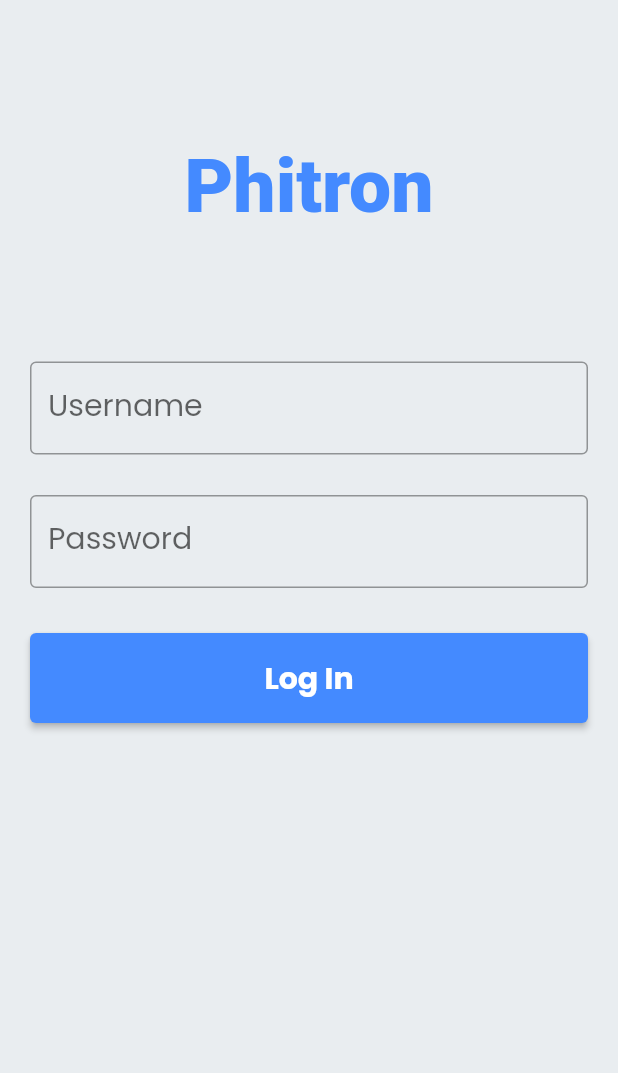
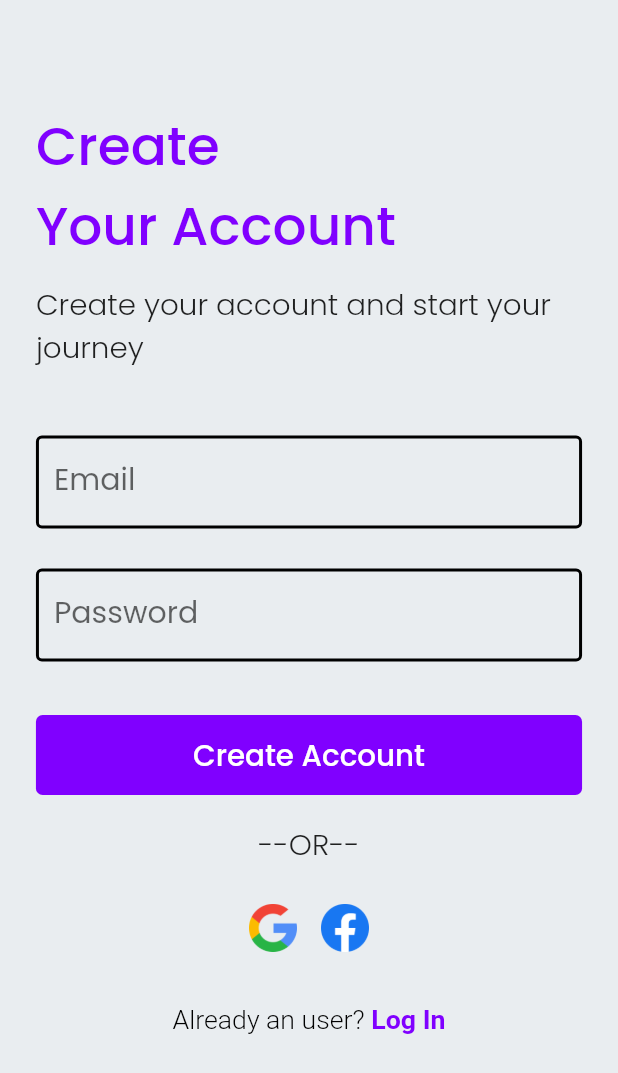
Before and after one commit to hamidhosen42/F-TOUR-APPLICATION, a Flutter app: the SignUp screen opened by its route, on a phone screen of 412 x 824 dp. Shown: the top 1073 px of the screen. Run offline on Flutter 3.47's test engine with Material 2 defaults, Android fonts, the light colour scheme and no system bars; our stand-ins replace dots_indicator, flutter_screenutil, get, google_fonts, lottie; Roboto replaces fonts that are missing (Cursive).

Commit message:
sign-up page

```diff
--- a/lib/const/app_colors.dart
+++ b/lib/const/app_colors.dart
@@ -2,4 +2,5 @@ import 'package:flutter/animation.dart';
 
 class AppColors{
   static const scaffoldColor = Color(0xFFE9EDF0);
+  static const violetColor = Color(0xFF8000FF);
 }
--- a/lib/screen/auth/sign_up.dart
+++ b/lib/screen/auth/sign_up.dart
@@ -1,63 +1,101 @@
-// ignore_for_file: use_key_in_widget_constructors, prefer_const_constructors, sort_child_properties_last
+// ignore_for_file: use_key_in_widget_constructors, prefer_const_constructors, sort_child_properties_last, prefer_const_literals_to_create_immutables, unused_field, prefer_final_fields, must_be_immutable
 
 import 'package:flutter/material.dart';
+import 'package:flutter_screenutil/flutter_screenutil.dart';
+import 'package:tour_application/const/app_colors.dart';
+import 'package:tour_application/styles/style.dart';
+
+import '../../widgets/violetButton.dart';
 
 class SignUp extends StatelessWidget {
+  TextEditingController _emailController = TextEditingController();
+  TextEditingController _passwordController = TextEditingController();
 
   @override
   Widget build(BuildContext context) {
     return Scaffold(
-      body: Center(
-        child: Padding(
-          padding: EdgeInsets.all(15),
-          child: ListView(
+      body: Padding(
+        padding: EdgeInsets.only(left: 25.w, right: 25.w, top: 80.h),
+        child: SingleChildScrollView(
+          child: Column(
+            crossAxisAlignment: CrossAxisAlignment.start,
             children: [
-              Container(
-                alignment: Alignment.center,
-                padding: EdgeInsets.symmetric(vertical: 80),
+              Text(
+                "Create\nYour Account",
+                style: AppStyle().signUpTextStyle,
+              ),
+              SizedBox(
+                height: 12.h,
+              ),
+              Text(
+                "Create your account and start your \njourney",
+                style: TextStyle(fontSize: 22.sp, fontWeight: FontWeight.w300),
+              ),
+              SizedBox(
+                height: 50.h,
+              ),
+              TextFormField(
+                controller: _emailController,
+                keyboardType: TextInputType.emailAddress,
+                decoration: AppStyle().textFieldDecoration("Email"),
+              ),
+              SizedBox(
+                height: 30.h,
+              ),
+              TextFormField(
+                  controller: _passwordController,
+                  obscureText: true,
+                  keyboardType: TextInputType.text,
+                  decoration: AppStyle().textFieldDecoration("Password")),
+              SizedBox(
+                height: 40.h,
+              ),
+              VioletButton("Create Account"),
+              SizedBox(
+                height: 20.h,
+              ),
+              Center(
                 child: Text(
-                  "Phitron",
-                  style: TextStyle(
-                      fontSize: 50,
-                      fontWeight: FontWeight.w900,
-                      fontFamily: "Cursive",
-                      color: Colors.blueAccent),
+                  "--OR--",
+                  style:
+                      TextStyle(fontSize: 22.sp, fontWeight: FontWeight.w300),
                 ),
               ),
-              Container(
-                padding: EdgeInsets.symmetric(vertical: 7, horizontal: 5),
-                child: TextField(
-                  decoration: InputDecoration(
-                    border: OutlineInputBorder(),
-                    labelText: "Username",
-                    labelStyle: TextStyle(fontSize: 20),
-                  ),
-                ),
+              SizedBox(
+                height: 20.h,
               ),
-              Container(
-                padding: EdgeInsets.symmetric(vertical: 20, horizontal: 5),
-                child: TextField(
-                  obscureText: true,
-                  decoration: InputDecoration(
-                    border: OutlineInputBorder(),
-                    labelText: "Password",
-                    labelStyle: TextStyle(fontSize: 20),
-                  ),
-                ),
+              Row(
+                mainAxisAlignment: MainAxisAlignment.center,
+                children: [
+                  IconButton(
+                      onPressed: () {},
+                      icon: Image.asset(
+                        "assets/icons/google.png",
+                      )),
+                  IconButton(
+                      onPressed: () {},
+                      icon: Image.asset("assets/icons/facebook.png")),
+                ],
               ),
-              Container(
-                padding: EdgeInsets.symmetric(vertical: 10, horizontal: 5),
-                child: ElevatedButton(
-                  onPressed: () {},
-                  child: Text(
-                    "Log In",
-                    style: TextStyle(fontSize: 20, fontWeight: FontWeight.bold),
-                  ),
-                  style: ButtonStyle(
-                      backgroundColor:
-                          MaterialStateProperty.all(Colors.blueAccent),
-                      padding: MaterialStateProperty.all(
-                          EdgeInsets.symmetric(vertical: 15, horizontal: 20))),
+              SizedBox(
+                height: 30.h,
+              ),
+              Center(
+                child: RichText(
+                  text: TextSpan(
+                      text: "Already an user?",
+                      style: TextStyle(
+                          fontSize: 20.sp,
+                          color: Colors.black,
+                          fontWeight: FontWeight.w300),
+                      children: [
+                        TextSpan(
+                            text: " Log In",
+                            style: TextStyle(
+                                fontSize: 20.sp,
+                                color: AppColors.violetColor,
+                                fontWeight: FontWeight.w600))
+                      ]),
                 ),
               ),
             ],
--- a/lib/screen/onboarding_screen.dart
+++ b/lib/screen/onboarding_screen.dart
@@ -1,4 +1,4 @@
-// ignore_for_file: prefer_const_constructors, use_key_in_widget_constructors, must_be_immutable, prefer_final_fields, unused_field, prefer_const_literals_to_create_immutables, unnecessary_string_interpolations
+// ignore_for_file: prefer_const_constructors, use_key_in_widget_constructors, must_be_immutable, prefer_final_fields, unused_field, prefer_const_literals_to_create_immutables, unnecessary_string_interpolations, unrelated_type_equality_checks
 import 'package:dots_indicator/dots_indicator.dart';
 import 'package:flutter/material.dart';
 import 'package:flutter_screenutil/flutter_screenutil.dart';
@@ -94,7 +94,7 @@ class OnboardingScreen extends StatelessWidget {
                             ),
                             InkWell(
                               onTap: () {
-                                if (_currentIndex < 3) {
+                                if (_currentIndex==_title.length-1) {
                                   Get.toNamed(signUp);
                                 } else {
                                   _currentIndex = _currentIndex + 1;
--- a/lib/screen/splash_screen.dart
+++ b/lib/screen/splash_screen.dart
@@ -6,12 +6,24 @@ import 'package:tour_application/const/app_string.dart';
 import 'package:tour_application/route/route.dart';
 import 'package:tour_application/styles/style.dart';
 
-class SplashScreen extends StatelessWidget {
+class SplashScreen extends StatefulWidget {
+  @override
+  State<SplashScreen> createState() => _SplashScreenState();
+}
+
+class _SplashScreenState extends State<SplashScreen> {
+
+
+  @override
+  void initState() {
+    Future.delayed(Duration(seconds: 3), () => Get.toNamed(onboarding));
+    // TODO: implement initState
+    super.initState();
+  }
 
   @override
   Widget build(BuildContext context) {
-
-    Future.delayed(Duration(seconds: 3),()=>Get.toNamed(onboarding));
+    // Future.delayed(Duration(seconds: 3),()=>Get.toNamed(signUp));
 
     return SafeArea(
       child: Scaffold(
@@ -19,11 +31,14 @@ class SplashScreen extends StatelessWidget {
           child: Column(
             mainAxisAlignment: MainAxisAlignment.center,
             children: [
-              Image.asset("assets/logo/app-logo.png",height: 350.h,),
+              Image.asset(
+                "assets/logo/app-logo.png",
+                height: 350.h,
+              ),
               SizedBox(
                 height: 20.h,
               ),
-              Text(AppString.AppName,style:AppStyle().myTextStyle),
+              Text(AppString.AppName, style: AppStyle().myTextStyle),
             ],
           ),
         ),
--- a/lib/styles/style.dart
+++ b/lib/styles/style.dart
@@ -1,6 +1,28 @@
-import 'package:flutter/cupertino.dart';
+// ignore_for_file: prefer_const_constructors
+
+import 'package:flutter/material.dart';
 import 'package:flutter_screenutil/flutter_screenutil.dart';
 
+import '../const/app_colors.dart';
+
 class AppStyle {
-  TextStyle myTextStyle=TextStyle(fontSize: 30.sp,fontWeight: FontWeight.w600);
+  TextStyle myTextStyle =
+      TextStyle(fontSize: 30.sp, fontWeight: FontWeight.w600);
+  TextStyle signUpTextStyle = TextStyle(
+      fontSize: 40.sp,
+      fontWeight: FontWeight.w500,
+      color: AppColors.violetColor);
+
+  InputDecoration textFieldDecoration(String hint) => InputDecoration(
+        border: OutlineInputBorder(),
+        focusedBorder: OutlineInputBorder(
+          borderSide: BorderSide(color: Colors.black, width: 1.0),
+          // borderRadius: BorderRadius.all(Radius.circular(32.0)),
+        ),
+        enabledBorder: OutlineInputBorder(
+          borderSide: BorderSide(color: Colors.black, width: 2.0),
+        ),
+        labelText: hint,
+        labelStyle: TextStyle(fontSize: 20),
+      );
 }
--- /dev/null
+++ b/lib/widgets/violetButton.dart
@@ -0,0 +1,62 @@
+// ignore_for_file: prefer_const_constructors, sort_child_properties_last, use_key_in_widget_constructors, must_be_immutable, prefer_final_fields, unused_field, unrelated_type_equality_checks
+
+import 'package:flutter/material.dart';
+import 'package:flutter_screenutil/flutter_screenutil.dart';
+import 'package:get/get.dart';
+import 'package:tour_application/const/app_colors.dart';
+
+class VioletButton extends StatelessWidget {
+
+
+  late String title;
+  VioletButton(this.title);
+
+
+  RxBool _value = false.obs;
+
+  @override
+  Widget build(BuildContext context) {
+    return Obx(()=>
+      InkWell(
+        onTap: () {
+          _value.value = true;
+        },
+        child: Container(
+            height: 60 .h,
+            decoration: BoxDecoration(
+                color: AppColors.violetColor,
+                borderRadius: BorderRadius.all(Radius.circular(5.r))),
+            child: _value == false
+                ? Center(
+                    child: Text(
+                      title,
+                      style: TextStyle(
+                          fontSize: 22.sp,
+                          color: Colors.white,
+                          fontWeight: FontWeight.w500),
+                    ),
+                  )
+                : Row(
+                    mainAxisAlignment: MainAxisAlignment.center,
+                    children: [
+                      Text(
+                        "Please Wait",
+                        style: TextStyle(
+                            fontSize: 22.sp,
+                            color: Colors.white,
+                            fontWeight: FontWeight.w500),
+                      ),
+                      SizedBox(
+                        width: 10.w,
+                      ),
+                      Transform.scale(scale: .60,
+                        child: CircularProgressIndicator(
+                            color: Colors.white,
+                            backgroundColor: AppColors.violetColor),
+                      ),
+                    ],
+                  )),
+      ),
+    );
+  }
+}
```
